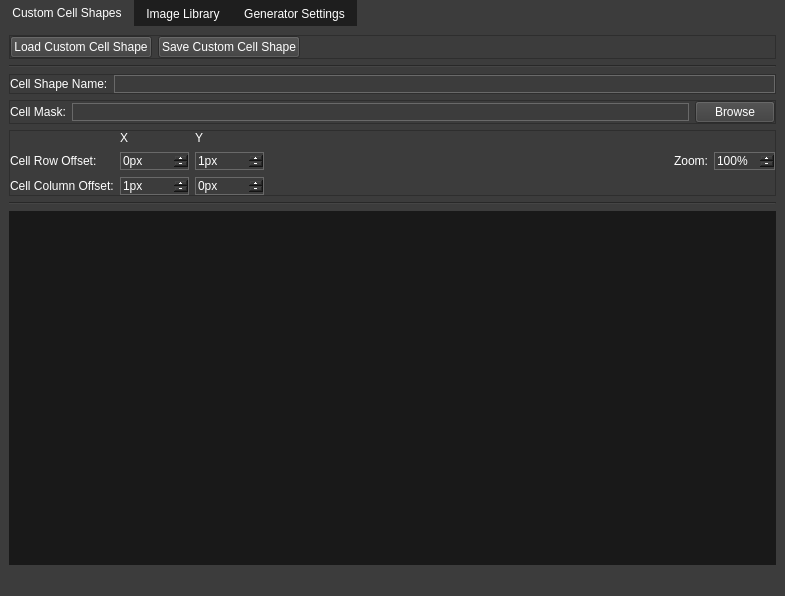
Before: the Qt Designer form mainwindow.ui in MorganGrundy/MosaicMagnifique, drawn with Qt 5.
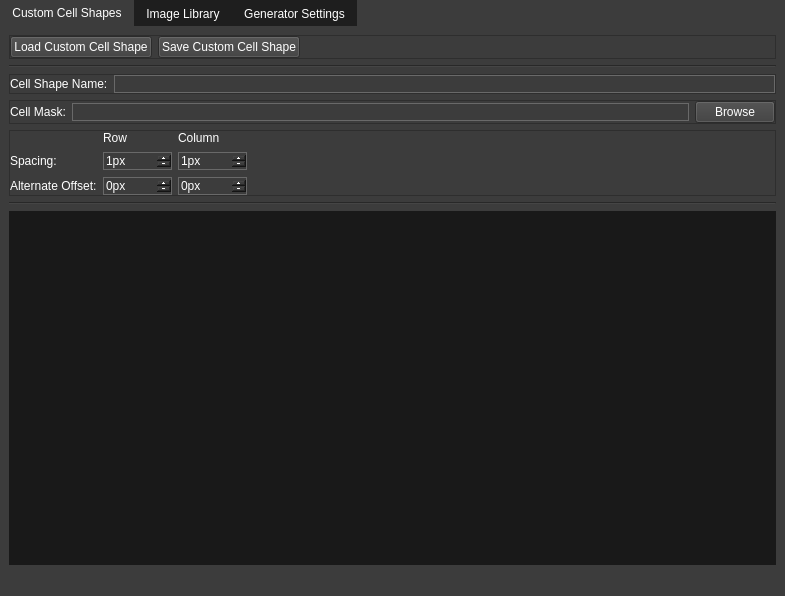
After: the same form once the commit is applied. Icons and pictures are not drawn. Custom widgets are drawn as their Qt base class.

Commit message:
Created class CellShape for cell shapes.
Changed cell shapes from using 4 offsets to more sensible names (Row
spacing, column spacing, alternate row offset, and alternate column
offset).

```diff
--- a/mainwindow.ui
+++ b/mainwindow.ui
@@ -287,81 +287,6 @@
            <property name="bottomMargin">
             <number>0</number>
            </property>
-           <item row="1" column="1">
-            <widget class="QSpinBox" name="spinCustomCellRowOffsetX">
-             <property name="styleSheet">
-              <string notr="true">QSpinBox {
-border: 1px solid dimgray;
-}</string>
-             </property>
-             <property name="buttonSymbols">
-              <enum>QAbstractSpinBox::PlusMinus</enum>
-             </property>
-             <property name="suffix">
-              <string>px</string>
-             </property>
-             <property name="minimum">
-              <number>0</number>
-             </property>
-             <property name="maximum">
-              <number>10000</number>
-             </property>
-             <property name="singleStep">
-              <number>1</number>
-             </property>
-            </widget>
-           </item>
-           <item row="1" column="0">
-            <widget class="QLabel" name="label_12">
-             <property name="sizePolicy">
-              <sizepolicy hsizetype="Preferred" vsizetype="Preferred">
-               <horstretch>0</horstretch>
-               <verstretch>0</verstretch>
-              </sizepolicy>
-             </property>
-             <property name="text">
-              <string>Cell Row Offset:</string>
-             </property>
-            </widget>
-           </item>
-           <item row="0" column="2">
-            <widget class="QLabel" name="label_15">
-             <property name="text">
-              <string>Y</string>
-             </property>
-            </widget>
-           </item>
-           <item row="1" column="2">
-            <widget class="QSpinBox" name="spinCustomCellRowOffsetY">
-             <property name="styleSheet">
-              <string notr="true">QSpinBox {
-border: 1px solid dimgray;
-}</string>
-             </property>
-             <property name="buttonSymbols">
-              <enum>QAbstractSpinBox::PlusMinus</enum>
-             </property>
-             <property name="suffix">
-              <string>px</string>
-             </property>
-             <property name="minimum">
-              <number>1</number>
-             </property>
-             <property name="maximum">
-              <number>10000</number>
-             </property>
-             <property name="singleStep">
-              <number>1</number>
-             </property>
-            </widget>
-           </item>
-           <item row="1" column="4">
-            <widget class="QLabel" name="label_17">
-             <property name="text">
-              <string>Zoom:</string>
-             </property>
-            </widget>
-           </item>
            <item row="2" column="0">
             <widget class="QLabel" name="label_16">
              <property name="sizePolicy">
@@ -371,14 +296,58 @@
               </sizepolicy>
              </property>
              <property name="text">
-              <string>Cell Column Offset:</string>
+              <string>Alternate Offset:</string>
+             </property>
+            </widget>
+           </item>
+           <item row="0" column="2">
+            <widget class="QLabel" name="label_15">
+             <property name="text">
+              <string>Column</string>
              </property>
             </widget>
            </item>
            <item row="0" column="1">
             <widget class="QLabel" name="label_14">
              <property name="text">
-              <string>X</string>
+              <string>Row</string>
+             </property>
+            </widget>
+           </item>
+           <item row="1" column="2">
+            <widget class="QSpinBox" name="spinCustomCellSpacingCol">
+             <property name="styleSheet">
+              <string notr="true">QSpinBox {
+border: 1px solid dimgray;
+}</string>
+             </property>
+             <property name="buttonSymbols">
+              <enum>QAbstractSpinBox::PlusMinus</enum>
+             </property>
+             <property name="suffix">
+              <string>px</string>
+             </property>
+             <property name="minimum">
+              <number>1</number>
+             </property>
+             <property name="maximum">
+              <number>10000</number>
+             </property>
+             <property name="singleStep">
+              <number>1</number>
+             </property>
+            </widget>
+           </item>
+           <item row="1" column="0">
+            <widget class="QLabel" name="label_12">
+             <property name="sizePolicy">
+              <sizepolicy hsizetype="Preferred" vsizetype="Preferred">
+               <horstretch>0</horstretch>
+               <verstretch>0</verstretch>
+              </sizepolicy>
+             </property>
+             <property name="text">
+              <string>Spacing:</string>
              </property>
             </widget>
            </item>
@@ -396,7 +365,7 @@
               <string>px</string>
              </property>
              <property name="minimum">
-              <number>1</number>
+              <number>0</number>
              </property>
              <property name="maximum">
               <number>10000</number>
@@ -404,30 +373,9 @@
              <property name="singleStep">
               <number>1</number>
              </property>
-            </widget>
-           </item>
-           <item row="2" column="2">
-            <widget class="QSpinBox" name="spinCustomCellColOffsetY">
-             <property name="styleSheet">
-              <string notr="true">QSpinBox {
-border: 1px solid dimgray;
-}</string>
-             </property>
-             <property name="buttonSymbols">
-              <enum>QAbstractSpinBox::PlusMinus</enum>
-             </property>
-             <property name="suffix">
-              <string>px</string>
-             </property>
-             <property name="minimum">
+             <property name="value">
               <number>0</number>
              </property>
-             <property name="maximum">
-              <number>10000</number>
-             </property>
-             <property name="singleStep">
-              <number>1</number>
-             </property>
             </widget>
            </item>
            <item row="1" column="3">
@@ -443,8 +391,8 @@
              </property>
             </spacer>
            </item>
-           <item row="1" column="5">
-            <widget class="QSpinBox" name="spinBox">
+           <item row="1" column="1">
+            <widget class="QSpinBox" name="spinCustomCellSpacingRow">
              <property name="styleSheet">
               <string notr="true">QSpinBox {
 border: 1px solid dimgray;
@@ -454,16 +402,40 @@
               <enum>QAbstractSpinBox::PlusMinus</enum>
              </property>
              <property name="suffix">
-              <string>%</string>
+              <string>px</string>
              </property>
              <property name="minimum">
               <number>1</number>
              </property>
              <property name="maximum">
-              <number>1000</number>
+              <number>10000</number>
              </property>
-             <property name="value">
-              <number>100</number>
+             <property name="singleStep">
+              <number>1</number>
+             </property>
+            </widget>
+           </item>
+           <item row="2" column="2">
+            <widget class="QSpinBox" name="spinCustomCellAlternateColOffset">
+             <property name="styleSheet">
+              <string notr="true">QSpinBox {
+border: 1px solid dimgray;
+}</string>
+             </property>
+             <property name="buttonSymbols">
+              <enum>QAbstractSpinBox::PlusMinus</enum>
+             </property>
+             <property name="suffix">
+              <string>px</string>
+             </property>
+             <property name="minimum">
+              <number>0</number>
+             </property>
+             <property name="maximum">
+              <number>10000</number>
+             </property>
+             <property name="singleStep">
+              <number>1</number>
              </property>
             </widget>
            </item>
```
Left out of the diff: 5 changed lines with no effect on the pictures. The commit also changes 11 other files.
